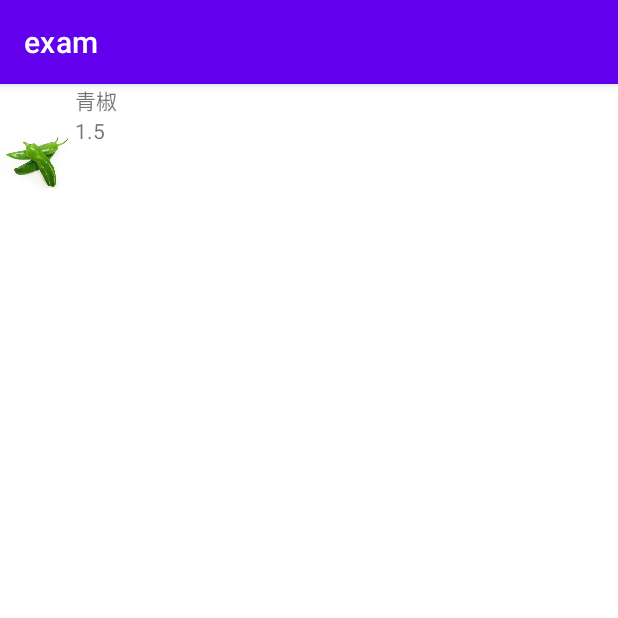
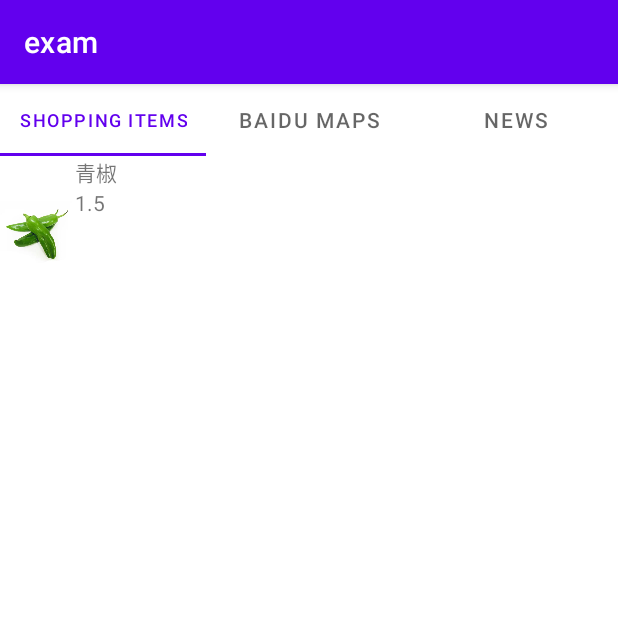
Before and after one commit to zhjai/MyAndroidApp, an Android app: the screen it shows after launch (MainActivity), on a phone screen of 412 x 824 dp, the top half of it. Run offline under Robolectric (Android 15) with nearby library versions, the phone set to English and light mode, and no system bars.

Commit message:
使用ViewPager2 + TabLayout + Fragment打造精美布局

```diff
--- a/app/src/main/AndroidManifest.xml
+++ b/app/src/main/AndroidManifest.xml
@@ -6,6 +6,7 @@
         android:allowBackup="true"
         android:dataExtractionRules="@xml/data_extraction_rules"
         android:fullBackupContent="@xml/backup_rules"
+        android:usesCleartextTraffic="true"
         android:icon="@mipmap/ic_launcher"
         android:label="@string/app_name"
         android:roundIcon="@mipmap/ic_launcher_round"
@@ -28,5 +29,6 @@
             </intent-filter>
         </activity>
     </application>
+    <uses-permission android:name="android.permission.INTERNET" />
 
 </manifest>
--- a/app/src/main/java/com/example/exam/MainActivity.java
+++ b/app/src/main/java/com/example/exam/MainActivity.java
@@ -2,9 +2,15 @@ package com.example.exam;
 
 import androidx.activity.result.ActivityResultLauncher;
 import androidx.activity.result.contract.ActivityResultContracts;
+import androidx.annotation.NonNull;
 import androidx.appcompat.app.AppCompatActivity;
+import androidx.fragment.app.Fragment;
+import androidx.fragment.app.FragmentManager;
+import androidx.lifecycle.Lifecycle;
 import androidx.recyclerview.widget.LinearLayoutManager;
 import androidx.recyclerview.widget.RecyclerView;
+import androidx.viewpager2.adapter.FragmentStateAdapter;
+import androidx.viewpager2.widget.ViewPager2;
 
 import android.app.Activity;
 import android.app.AlertDialog;
@@ -23,170 +29,55 @@ import android.widget.Toast;
 
 import com.example.exam.data.DataBank;
 import com.example.exam.data.ShopItem;
+import com.google.android.material.tabs.TabLayout;
+import com.google.android.material.tabs.TabLayoutMediator;
 
 import java.util.ArrayList;
 
 public class MainActivity extends AppCompatActivity {
-
-    ActivityResultLauncher<Intent> addItemLauncher;
-    ActivityResultLauncher<Intent> updateItemLauncher;
-    private ArrayList<ShopItem> shopItems = new ArrayList<>();
-    private ShopItemAdapter shopItemAdapter;
-
+    private String[] tabHeaderStrings = {"Shopping items", "Baidu maps", "News"};
     @Override
     protected void onCreate(Bundle savedInstanceState) {
         super.onCreate(savedInstanceState);
         setContentView(R.layout.activity_main);
+        ViewPager2 viewPager = findViewById(R.id.view_pager);
+        TabLayout tabLayout = findViewById(R.id.tab_layout);
+        // 创建适配器
+        FragmentAdapter fragmentAdapter = new FragmentAdapter(getSupportFragmentManager(), getLifecycle());
+        viewPager.setAdapter(fragmentAdapter);
 
-        RecyclerView mainRecyclerView = findViewById(R.id.recyclerview_main);
-        mainRecyclerView.setLayoutManager(new LinearLayoutManager(this, RecyclerView.VERTICAL, false));
-
-        shopItems = new DataBank().loadShopItems(MainActivity.this);
-
-        if (shopItems.size() == 0) {
-            shopItems.add(new ShopItem("青椒", 1.5, R.drawable.qingjiao));
+        // 将TabLayout和ViewPager2进行关联
+        new TabLayoutMediator(tabLayout, viewPager,
+                (tab, position) -> tab.setText(tabHeaderStrings[position])
+        ).attach();
     }
 
-        shopItemAdapter = new ShopItemAdapter(shopItems);
-        mainRecyclerView.setAdapter(shopItemAdapter);
+    public class FragmentAdapter extends FragmentStateAdapter {
+        private static final int NUM_TABS = 3;
 
-        registerForContextMenu(mainRecyclerView);
-
-        addItemLauncher = registerForActivityResult(
-                new ActivityResultContracts.StartActivityForResult(),
-                result -> {
-                    if (result.getResultCode() == Activity.RESULT_OK) {
-                        Intent data = result.getData();
-                        String name = data.getStringExtra("name");
-                        String priceText = data.getStringExtra("price");
-
-                        double price = Double.parseDouble(priceText);
-                        shopItems.add(new ShopItem(name, price, R.drawable.baicai));
-                        shopItemAdapter.notifyItemInserted(shopItems.size());
-
-                        new DataBank().SaveShopItems(MainActivity.this, shopItems);
-
-                    } else if (result.getResultCode() == Activity.RESULT_CANCELED) {}
-                }
-        );
-
-        updateItemLauncher = registerForActivityResult(
-                new ActivityResultContracts.StartActivityForResult(),
-                result -> {
-                    if (result.getResultCode() == Activity.RESULT_OK) {
-                        Intent data = result.getData();
-                        int position = data.getIntExtra("position", 0);
-                        String name = data.getStringExtra("name");
-                        String priceText = data.getStringExtra("price");
-
-                        double price = Double.parseDouble(priceText);
-                        ShopItem shopItem = shopItems.get(position);
-                        shopItem.setName(name);
-                        shopItem.setPrice(price);
-
-                        shopItemAdapter.notifyItemChanged(position);
-
-                        new DataBank().SaveShopItems(MainActivity.this, shopItems);
-
-                    } else if (result.getResultCode() == Activity.RESULT_CANCELED) {}
-                }
-        );
+        public FragmentAdapter(@NonNull FragmentManager fragmentManager, @NonNull Lifecycle lifecycle) {
+            super(fragmentManager, lifecycle);
         }
 
+        @NonNull
         @Override
-    public boolean onContextItemSelected(MenuItem item) {
-        switch (item.getItemId()) {
+        public Fragment createFragment(int position) {
+            // 根据位置返回对应的Fragment实例
+            switch (position) {
                 case 0:
-                Intent intentAdd = new Intent(this, ShopItemDetailsActivity.class);
-                addItemLauncher.launch(intentAdd);
-                break;
+                    return new ShopingListFragment();
                 case 1:
-                AlertDialog.Builder builder = new AlertDialog.Builder(this);
-                builder.setTitle("Delete Data");
-                builder.setMessage("Are you sure to delete this data?");
-                builder.setPositiveButton("Yes", (dialog, which) -> {
-                    shopItems.remove(item.getOrder());
-                    shopItemAdapter.notifyItemRemoved(item.getOrder());
-                    new DataBank().SaveShopItems(MainActivity.this, shopItems);
-                });
-                builder.setNegativeButton("No", (dialog, which) -> {});
-                builder.show();
-                break;
+                    return new BaiduMapFragment();
                 case 2:
-                Intent intentUpdate = new Intent(this, ShopItemDetailsActivity.class);
-                ShopItem shopItem = shopItems.get(item.getOrder());
-                intentUpdate.putExtra("name", shopItem.getName());
-                intentUpdate.putExtra("price", shopItem.getPrice());
-                intentUpdate.putExtra("position", item.getOrder());
-                updateItemLauncher.launch(intentUpdate);
-                break;
+                    return new WebViewFragment();
                 default:
-                return super.onContextItemSelected(item);
+                    return null;
             }
-        return true;
-    }
-
-    public static class ShopItemAdapter extends RecyclerView.Adapter<ShopItemAdapter.ViewHolder> {
-        private ArrayList<ShopItem> shopItemArrayList;
-
-        public ShopItemAdapter(ArrayList<ShopItem> shopItems) {
-            shopItemArrayList = shopItems;
-        }
-
-        @Override
-        public ViewHolder onCreateViewHolder(ViewGroup viewGroup, int viewType) {
-            View view = LayoutInflater.from(viewGroup.getContext())
-                    .inflate(R.layout.shop_item_row, viewGroup, false);
-
-            return new ViewHolder(view);
-        }
-
-        @Override
-        public void onBindViewHolder(ViewHolder viewHolder, final int position) {
-            viewHolder.getTextViewName().setText(shopItemArrayList.get(position).getName());
-            viewHolder.getTextViewPrice().setText(shopItemArrayList.get(position).getPrice()+"");
-            viewHolder.getImageViewItem().setImageResource(shopItemArrayList.get(position).getImageResourceId());
         }
 
         @Override
         public int getItemCount() {
-            return shopItemArrayList.size();
-        }
-
-        public class ViewHolder extends RecyclerView.ViewHolder implements View.OnCreateContextMenuListener {
-            private final TextView textViewName;
-            private final TextView textViewPrice;
-            private final ImageView imageViewItem;
-
-            public ViewHolder(View shopItemView) {
-                super(shopItemView);
-
-                textViewName = shopItemView.findViewById(R.id.textview_item_name);
-                textViewPrice = shopItemView.findViewById(R.id.textview_item_price);
-                imageViewItem = shopItemView.findViewById(R.id.imageview_item);
-                shopItemView.setOnCreateContextMenuListener(this);
-            }
-
-            @Override
-            public void onCreateContextMenu(ContextMenu contextMenu, View view, ContextMenu.ContextMenuInfo contextMenuInfo) {
-                contextMenu.setHeaderTitle("具体操作");
-
-                contextMenu.add(0, 0, this.getAdapterPosition(), "添加"+this.getAdapterPosition());
-                contextMenu.add(0, 1, this.getAdapterPosition(), "删除"+this.getAdapterPosition());
-                contextMenu.add(0, 2, this.getAdapterPosition(), "修改"+this.getAdapterPosition());
-            }
-
-            public TextView getTextViewName() {
-                return textViewName;
-            }
-
-            public TextView getTextViewPrice() {
-                return textViewPrice;
-            }
-
-            public ImageView getImageViewItem() {
-                return imageViewItem;
+            return NUM_TABS;
         }
     }
 }
-}
--- /dev/null
+++ b/app/src/main/java/com/example/exam/ShopingListFragment.java
@@ -0,0 +1,214 @@
+package com.example.exam;
+
+import android.app.Activity;
+import android.app.AlertDialog;
+import android.content.Intent;
+import android.os.Bundle;
+
+import androidx.activity.result.ActivityResultLauncher;
+import androidx.activity.result.contract.ActivityResultContracts;
+import androidx.fragment.app.Fragment;
+import androidx.recyclerview.widget.LinearLayoutManager;
+import androidx.recyclerview.widget.RecyclerView;
+
+import android.view.ContextMenu;
+import android.view.LayoutInflater;
+import android.view.MenuItem;
+import android.view.View;
+import android.view.ViewGroup;
+import android.widget.ImageView;
+import android.widget.TextView;
+
+import com.example.exam.data.DataBank;
+import com.example.exam.data.ShopItem;
+
+import java.util.ArrayList;
+
+/**
+ * A simple {@link Fragment} subclass.
+ * Use the {@link ShopingListFragment#newInstance} factory method to
+ * create an instance of this fragment.
+ */
+public class ShopingListFragment extends Fragment {
+
+    public ShopingListFragment() {
+        // Required empty public constructor
+    }
+
+    public static ShopingListFragment newInstance() {
+        ShopingListFragment fragment = new ShopingListFragment();
+        Bundle args = new Bundle();
+        fragment.setArguments(args);
+        return fragment;
+    }
+
+    @Override
+    public void onCreate(Bundle savedInstanceState) {
+        super.onCreate(savedInstanceState);
+        if (getArguments() != null) {
+        }
+    }
+
+    @Override
+    public View onCreateView(LayoutInflater inflater, ViewGroup container,
+                             Bundle savedInstanceState) {
+        // Inflate the layout for this fragment
+        View rootView = inflater.inflate(R.layout.fragment_shoping_list, container, false);
+
+        RecyclerView mainRecyclerView = rootView.findViewById(R.id.recyclerview_main);
+        mainRecyclerView.setLayoutManager(new LinearLayoutManager(requireActivity(), RecyclerView.VERTICAL, false));
+
+        shopItems = new DataBank().loadShopItems(requireActivity());
+
+        if (shopItems.size() == 0) {
+            shopItems.add(new ShopItem("青椒", 1.5, R.drawable.qingjiao));
+        }
+
+        shopItemAdapter = new ShopItemAdapter(shopItems);
+        mainRecyclerView.setAdapter(shopItemAdapter);
+
+        registerForContextMenu(mainRecyclerView);
+
+        addItemLauncher = registerForActivityResult(
+                new ActivityResultContracts.StartActivityForResult(),
+                result -> {
+                    if (result.getResultCode() == Activity.RESULT_OK) {
+                        Intent data = result.getData();
+                        String name = data.getStringExtra("name");
+                        String priceText = data.getStringExtra("price");
+
+                        double price = Double.parseDouble(priceText);
+                        shopItems.add(new ShopItem(name, price, R.drawable.baicai));
+                        shopItemAdapter.notifyItemInserted(shopItems.size());
+
+                        new DataBank().SaveShopItems(requireActivity(), shopItems);
+
+                    } else if (result.getResultCode() == Activity.RESULT_CANCELED) {}
+                }
+        );
+
+        updateItemLauncher = registerForActivityResult(
+                new ActivityResultContracts.StartActivityForResult(),
+                result -> {
+                    if (result.getResultCode() == Activity.RESULT_OK) {
+                        Intent data = result.getData();
+                        int position = data.getIntExtra("position", 0);
+                        String name = data.getStringExtra("name");
+                        String priceText = data.getStringExtra("price");
+
+                        double price = Double.parseDouble(priceText);
+                        ShopItem shopItem = shopItems.get(position);
+                        shopItem.setName(name);
+                        shopItem.setPrice(price);
+
+                        shopItemAdapter.notifyItemChanged(position);
+
+                        new DataBank().SaveShopItems(requireActivity(), shopItems);
+
+                    } else if (result.getResultCode() == Activity.RESULT_CANCELED) {}
+                }
+        );
+        return rootView;
+    }
+    ActivityResultLauncher<Intent> addItemLauncher;
+    ActivityResultLauncher<Intent> updateItemLauncher;
+    private ArrayList<ShopItem> shopItems = new ArrayList<>();
+    private ShopItemAdapter shopItemAdapter;
+
+    @Override
+    public boolean onContextItemSelected(MenuItem item) {
+        switch (item.getItemId()) {
+            case 0:
+                Intent intentAdd = new Intent(requireContext(), ShopItemDetailsActivity.class);
+                addItemLauncher.launch(intentAdd);
+                break;
+            case 1:
+                AlertDialog.Builder builder = new AlertDialog.Builder(requireActivity());
+                builder.setTitle("Delete Data");
+                builder.setMessage("Are you sure to delete this data?");
+                builder.setPositiveButton("Yes", (dialog, which) -> {
+                    shopItems.remove(item.getOrder());
+                    shopItemAdapter.notifyItemRemoved(item.getOrder());
+                    new DataBank().SaveShopItems(requireActivity(), shopItems);
+                });
+                builder.setNegativeButton("No", (dialog, which) -> {});
+                builder.show();
+                break;
+            case 2:
+                Intent intentUpdate = new Intent(requireActivity(), ShopItemDetailsActivity.class);
+                ShopItem shopItem = shopItems.get(item.getOrder());
+                intentUpdate.putExtra("name", shopItem.getName());
+                intentUpdate.putExtra("price", shopItem.getPrice());
+                intentUpdate.putExtra("position", item.getOrder());
+                updateItemLauncher.launch(intentUpdate);
+                break;
+            default:
+                return super.onContextItemSelected(item);
+        }
+        return true;
+    }
+
+    public static class ShopItemAdapter extends RecyclerView.Adapter<ShopItemAdapter.ViewHolder> {
+        private ArrayList<ShopItem> shopItemArrayList;
+
+        public ShopItemAdapter(ArrayList<ShopItem> shopItems) {
+            shopItemArrayList = shopItems;
+        }
+
+        @Override
+        public ViewHolder onCreateViewHolder(ViewGroup viewGroup, int viewType) {
+            View view = LayoutInflater.from(viewGroup.getContext())
+                    .inflate(R.layout.shop_item_row, viewGroup, false);
+
+            return new ViewHolder(view);
+        }
+
+        @Override
+        public void onBindViewHolder(ViewHolder viewHolder, final int position) {
+            viewHolder.getTextViewName().setText(shopItemArrayList.get(position).getName());
+            viewHolder.getTextViewPrice().setText(shopItemArrayList.get(position).getPrice()+"");
+            viewHolder.getImageViewItem().setImageResource(shopItemArrayList.get(position).getImageResourceId());
+        }
+
+        @Override
+        public int getItemCount() {
+            return shopItemArrayList.size();
+        }
+
+        public class ViewHolder extends RecyclerView.ViewHolder implements View.OnCreateContextMenuListener {
+            private final TextView textViewName;
+            private final TextView textViewPrice;
+            private final ImageView imageViewItem;
+
+            public ViewHolder(View shopItemView) {
+                super(shopItemView);
+
+                textViewName = shopItemView.findViewById(R.id.textview_item_name);
+                textViewPrice = shopItemView.findViewById(R.id.textview_item_price);
+                imageViewItem = shopItemView.findViewById(R.id.imageview_item);
+                shopItemView.setOnCreateContextMenuListener(this);
+            }
+
+            @Override
+            public void onCreateContextMenu(ContextMenu contextMenu, View view, ContextMenu.ContextMenuInfo contextMenuInfo) {
+                contextMenu.setHeaderTitle("具体操作");
+
+                contextMenu.add(0, 0, this.getAdapterPosition(), "添加"+this.getAdapterPosition());
+                contextMenu.add(0, 1, this.getAdapterPosition(), "删除"+this.getAdapterPosition());
+                contextMenu.add(0, 2, this.getAdapterPosition(), "修改"+this.getAdapterPosition());
+            }
+
+            public TextView getTextViewName() {
+                return textViewName;
+            }
+
+            public TextView getTextViewPrice() {
+                return textViewPrice;
+            }
+
+            public ImageView getImageViewItem() {
+                return imageViewItem;
+            }
+        }
+    }
+}
--- a/app/src/main/res/layout/activity_main.xml
+++ b/app/src/main/res/layout/activity_main.xml
@@ -7,11 +7,21 @@
     app:layoutDescription="@xml/activity_main_scene"
     tools:context=".MainActivity">
 
-    <androidx.recyclerview.widget.RecyclerView
-        android:id="@+id/recyclerview_main"
+    <LinearLayout
         android:layout_width="match_parent"
         android:layout_height="match_parent"
-        android:layout_alignParentTop="true"
-        android:layout_marginTop="0dp"/>
+        android:orientation="vertical">
+        <com.google.android.material.tabs.TabLayout
+            android:id="@+id/tab_layout"
+            android:layout_width="match_parent"
+            android:layout_height="wrap_content"
+            app:tabMode="fixed"
+            app:tabGravity="fill" />
 
+        <androidx.viewpager2.widget.ViewPager2
+            android:id="@+id/view_pager"
+            android:layout_width="match_parent"
+            android:layout_height="0dp"
+            android:layout_weight="1" />
+    </LinearLayout>
 </RelativeLayout>
--- /dev/null
+++ b/app/src/main/res/layout/fragment_shoping_list.xml
@@ -0,0 +1,16 @@
+<?xml version="1.0" encoding="utf-8"?>
+<FrameLayout xmlns:android="http://schemas.android.com/apk/res/android"
+    xmlns:tools="http://schemas.android.com/tools"
+    android:layout_width="match_parent"
+    android:layout_height="match_parent"
+    tools:context=".ShopingListFragment">
+
+    <!-- TODO: Update blank fragment layout -->
+    <androidx.recyclerview.widget.RecyclerView
+        android:id="@+id/recyclerview_main"
+        android:layout_width="match_parent"
+        android:layout_height="match_parent"
+        android:layout_alignParentTop="true"
+        android:layout_marginTop="0dp" />
+
+</FrameLayout>
--- /dev/null
+++ b/app/src/main/res/values/ids.xml
@@ -0,0 +1,5 @@
+<?xml version="1.0" encoding="utf-8"?>
+<resources>
+    <item name="tab_layout" type="id" />
+    <item name="view_pager" type="id" />
+</resources>
--- a/app/src/main/res/values/strings.xml
+++ b/app/src/main/res/values/strings.xml
@@ -4,4 +4,6 @@
     <string name="string_item_price">item_price</string>
     <string name="string_item_name">item_name</string>
     <string name="string_ok">ok</string>
+    <!-- TODO: Remove or change this placeholder text -->
+    <string name="hello_blank_fragment">Hello blank fragment</string>
 </resources>
--- a/build.gradle.kts
+++ b/build.gradle.kts
@@ -1,4 +1,4 @@
 // Top-level build file where you can add configuration options common to all sub-projects/modules.
 plugins {
-    id("com.android.application") version "8.1.1" apply false
+    id("com.android.application") version "8.1.4" apply false
 }
```
Also changed, not shown: app/src/main/java/com/example/exam/BaiduMapFragment.java (added, +64 -0 lines), app/src/main/java/com/example/exam/WebViewFragment.java (added, +49 -0 lines), app/src/main/res/layout/fragment_baidu_map.xml (added, +14 -0 lines), app/src/main/res/layout/fragment_web_view.xml (added, +14 -0 lines). Lines whose indentation alone changed are shown as unchanged.
